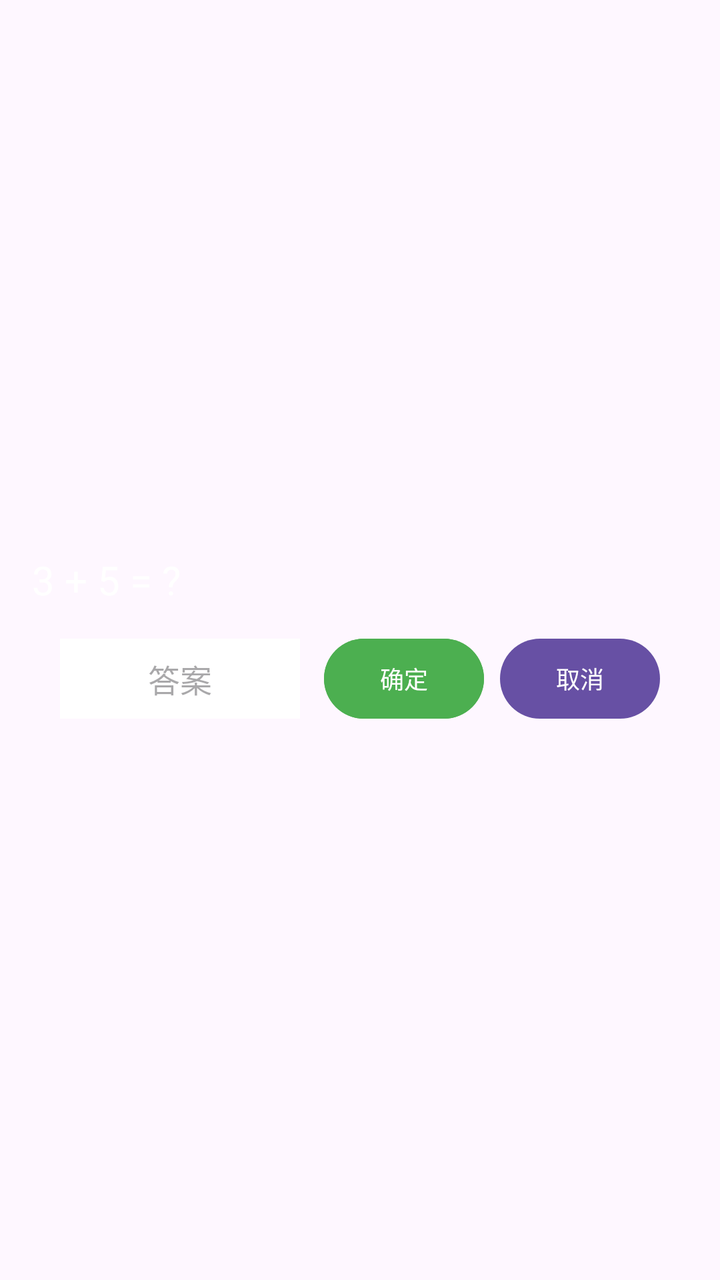
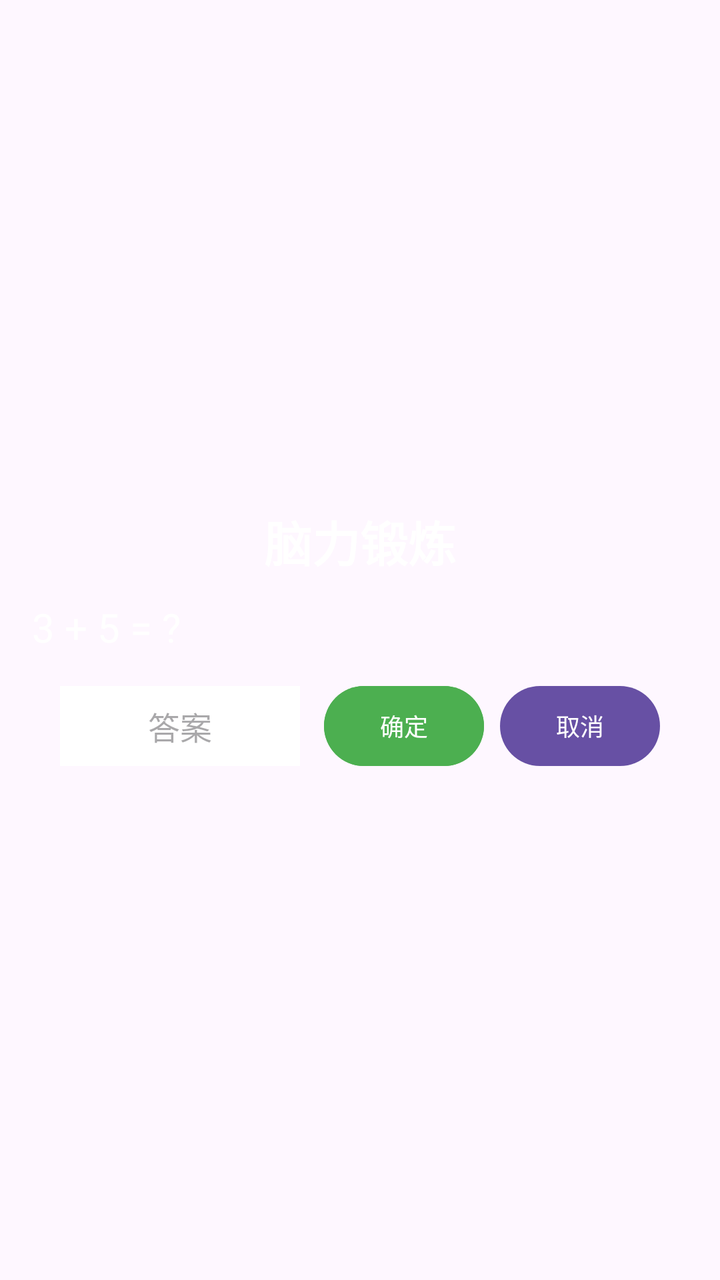

Before-and-after screenshots of an Android layout around one commit, followed by the original layout XML and the change that was made.
<!-- AndroidManifest.xml: application theme Theme.Basic -->
<!-- res/layout/floating_math_challenge_content.xml -->
<?xml version="1.0" encoding="utf-8"?>
<LinearLayout xmlns:android="http://schemas.android.com/apk/res/android"
    android:layout_width="match_parent"
    android:layout_height="wrap_content"
    android:gravity="center"
    android:orientation="vertical"
    android:padding="16dp">

    <ScrollView
        android:id="@+id/sv_math_question"
        android:layout_width="match_parent"
        android:layout_height="wrap_content"
        android:layout_marginBottom="12dp"
        android:descendantFocusability="afterDescendants"
        android:fillViewport="false"
        android:maxHeight="300dp">

        <TextView
            android:id="@+id/tv_math_question"
            android:layout_width="match_parent"
            android:layout_height="wrap_content"
            android:focusable="true"
            android:focusableInTouchMode="true"
            android:longClickable="true"
            android:text="3 + 5 = ?"
            android:textColor="#FFFFFF"
            android:textIsSelectable="true"
            android:textSize="20sp"
            android:textStyle="normal" />

    </ScrollView>

    <LinearLayout
        android:layout_width="match_parent"
        android:layout_height="wrap_content"
        android:gravity="center"
        android:orientation="horizontal">

        <EditText
            android:id="@+id/et_math_answer"
            android:layout_width="120dp"
            android:layout_height="40dp"
            android:layout_marginRight="12dp"
            android:background="#FFFFFF"
            android:gravity="center"
            android:hint="答案"
            android:imeOptions="actionDone"
            android:inputType="text"
            android:maxLength="8"
            android:textColor="#000000"
            android:textSize="16sp" />

        <Button
            android:id="@+id/btn_submit_answer"
            android:layout_width="80dp"
            android:layout_height="48dp"
            android:layout_marginRight="8dp"
            android:backgroundTint="#4CAF50"
            android:text="确定"
            android:textColor="#FFFFFF"
            android:textSize="12sp" />

        <Button
            android:id="@+id/btn_cancel_close"
            android:layout_width="80dp"
            android:layout_height="48dp"
            android:text="取消"
            android:textColor="#FFFFFF"
            android:textSize="12sp" />

    </LinearLayout>

    <TextView
        android:id="@+id/tv_math_result"
        android:layout_width="wrap_content"
        android:layout_height="wrap_content"
        android:layout_marginTop="8dp"
        android:text=""
        android:textColor="#FFFF5722"
        android:textSize="12sp"
        android:visibility="gone" />

</LinearLayout>
<!-- resources referenced by this layout -->
<resources>
  <style name="Theme.Basic" parent="Base.Theme.Basic" />
  <style name="Base.Theme.Basic" parent="Theme.Material3.DayNight.NoActionBar">
          
          
      </style>
</resources>

<!-- the commit's change to res/layout/floating_math_challenge_content.xml (unified diff, before → after) -->
@@ -5,6 +5,16 @@
     android:gravity="center"
     android:orientation="vertical"
     android:padding="16dp">
+
+    <TextView
+        android:id="@+id/tv_challenge_title"
+        android:layout_width="wrap_content"
+        android:layout_height="wrap_content"
+        android:layout_marginBottom="12dp"
+        android:text="脑力锻炼"
+        android:textColor="#FFFFFF"
+        android:textSize="24sp"
+        android:textStyle="bold" />
 
     <ScrollView
         android:id="@+id/sv_math_question"
